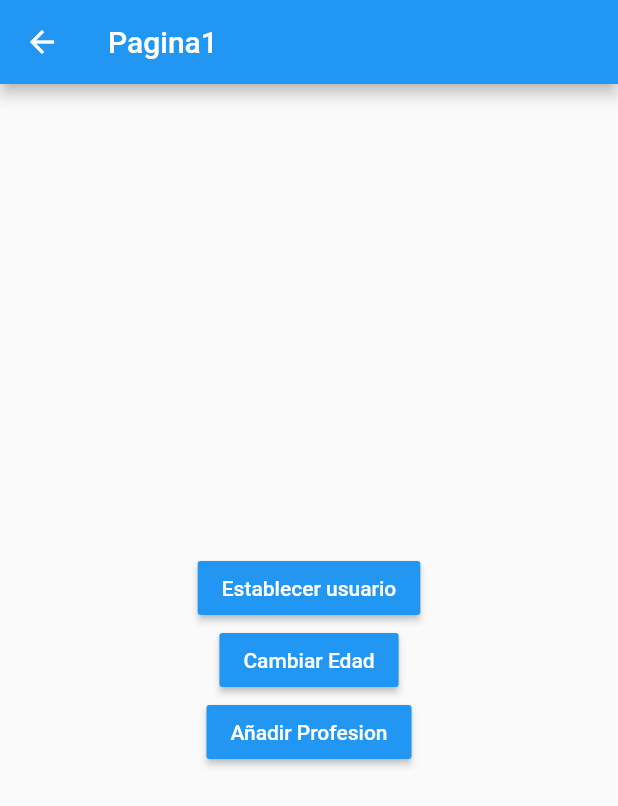
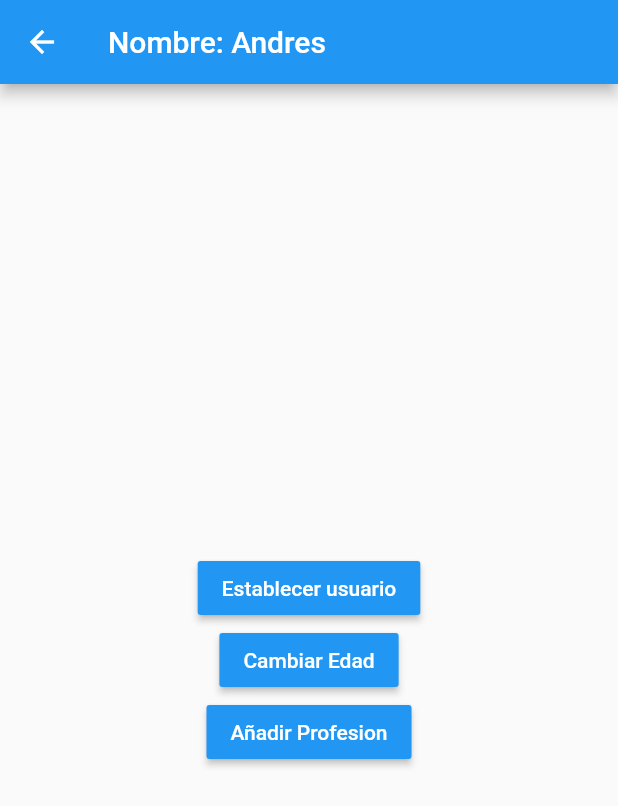
Before and after one commit to andres-hub/gestor-estados-flutter, a Flutter app: the Pagina2Page screen opened by its route, after a tap on "Establecer usuario", on a phone screen of 412 x 824 dp. Shown: the top 806 px of the screen. Run offline on Flutter 3.47's test engine with Material 2 defaults, Android fonts, the phone set to English and light mode, and no system bars; accounts and stored records are empty.

Commit message:
Fin Sigleton

```diff
--- a/lib/models/usuario.dart
+++ b/lib/models/usuario.dart
@@ -1,11 +1,11 @@
 class Usuario {
   String nombre;
   int edad;
-  List<String> profesiones;
+  List<String>? profesiones;
 
   Usuario({
     required this.edad,
     required this.nombre,
-    required this.profesiones,
+    this.profesiones,
   });
 }
--- a/lib/pages/pagina1_page.dart
+++ b/lib/pages/pagina1_page.dart
@@ -1,6 +1,9 @@
 // ignore_for_file: use_key_in_widget_constructors, prefer_const_constructors, sized_box_for_whitespace, prefer_const_literals_to_create_immutables
 
+import 'package:estados/models/usuario.dart';
 import 'package:flutter/material.dart';
+
+import 'package:estados/services/usuario_service.dart';
 
 class Pagina1Page extends StatelessWidget {
   @override
@@ -9,7 +12,16 @@ class Pagina1Page extends StatelessWidget {
       appBar: AppBar(
         title: Text('Pagina1'),
       ),
-      body: InformacionUsuario(),
+      body: StreamBuilder(
+        stream: usuarioServiece.usuarioStream,
+        builder: (BuildContext context, AsyncSnapshot<Usuario> snapshot) {
+          return snapshot.hasData
+              ? InformacionUsuario(snapshot.data)
+              : Center(
+                  child: Text('No hay informacion del usuario'),
+                );
+        },
+      ),
       floatingActionButton: FloatingActionButton(
         child: Icon(Icons.accessibility_new),
         onPressed: () => Navigator.pushNamed(context, 'pagina2'),
@@ -19,9 +31,9 @@ class Pagina1Page extends StatelessWidget {
 }
 
 class InformacionUsuario extends StatelessWidget {
-  const InformacionUsuario({
-    Key? key,
-  }) : super(key: key);
+  final Usuario? usuario;
+
+  const InformacionUsuario(this.usuario);
 
   @override
   Widget build(BuildContext context) {
@@ -37,8 +49,8 @@ class InformacionUsuario extends StatelessWidget {
             style: TextStyle(fontSize: 18, fontWeight: FontWeight.bold),
           ),
           Divider(color: Colors.black, height: 0.1),
-          ListTile(title: Text('Nombre: ')),
-          ListTile(title: Text('Edad: ')),
+          ListTile(title: Text('Nombre: ${usuario?.nombre}')),
+          ListTile(title: Text('Edad: ${usuario?.edad}')),
           Text(
             'Profeciones',
             style: TextStyle(fontSize: 18, fontWeight: FontWeight.bold),
--- a/lib/pages/pagina2_page.dart
+++ b/lib/pages/pagina2_page.dart
@@ -1,5 +1,7 @@
 // ignore_for_file: use_key_in_widget_constructors, prefer_const_constructors, sort_child_properties_last
 
+import 'package:estados/models/usuario.dart';
+import 'package:estados/services/usuario_service.dart';
 import 'package:flutter/material.dart';
 
 class Pagina2Page extends StatelessWidget {
@@ -7,8 +9,14 @@ class Pagina2Page extends StatelessWidget {
   Widget build(BuildContext context) {
     return Scaffold(
       appBar: AppBar(
-        title: Text('Pagina1'),
-      ),
+          title: StreamBuilder(
+        stream: usuarioServiece.usuarioStream,
+        builder: (BuildContext context, AsyncSnapshot<Usuario> snapshot) {
+          return snapshot.hasData
+              ? Text('Nombre: ${snapshot.data!.nombre}')
+              : Text('Pagina 2');
+        },
+      )),
       body: Center(
         child: Column(
           mainAxisAlignment: MainAxisAlignment.center,
@@ -19,7 +27,10 @@ class Pagina2Page extends StatelessWidget {
                 style: TextStyle(color: Colors.white),
               ),
               color: Colors.blue,
-              onPressed: () {},
+              onPressed: () {
+                final nuevoUsuario = Usuario(edad: 34, nombre: 'Andres');
+                usuarioServiece.cargarusuario(nuevoUsuario);
+              },
             ),
             MaterialButton(
               child: Text(
@@ -27,7 +38,9 @@ class Pagina2Page extends StatelessWidget {
                 style: TextStyle(color: Colors.white),
               ),
               color: Colors.blue,
-              onPressed: () {},
+              onPressed: () {
+                usuarioServiece.cambiarEdad(30);
+              },
             ),
             MaterialButton(
               child: Text(
--- /dev/null
+++ b/lib/services/usuario_service.dart
@@ -0,0 +1,29 @@
+import 'dart:async';
+
+import 'package:estados/models/usuario.dart';
+
+class _UsuarioService {
+  Usuario? _usuario;
+  final StreamController<Usuario> _usuarioStreamController =
+      StreamController<Usuario>.broadcast();
+
+  Usuario? get ussuario => _usuario;
+  bool get existeUsuario => (_usuario != null) ? true : false;
+  Stream<Usuario> get usuarioStream => _usuarioStreamController.stream;
+
+  void cargarusuario(Usuario user) {
+    _usuario = user;
+    _usuarioStreamController.add(user);
+  }
+
+  void cambiarEdad(int edad) {
+    _usuario?.edad = edad;
+    _usuarioStreamController.add(_usuario!);
+  }
+
+  dispose() {
+    _usuarioStreamController.close();
+  }
+}
+
+final usuarioServiece = _UsuarioService();
```
